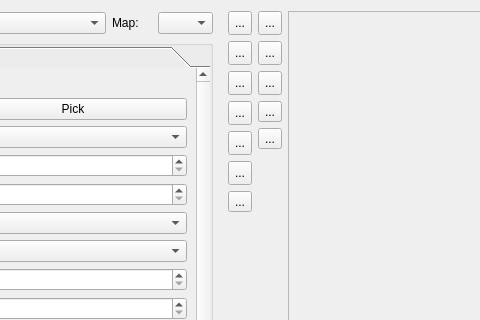
Old version of the form editor/mainwindow_tab/map_tab.ui in the repository protoman/rockbot; both pictures show x 189 to 669 and y 0 to 320 of the 1042 by 593 pixel window.
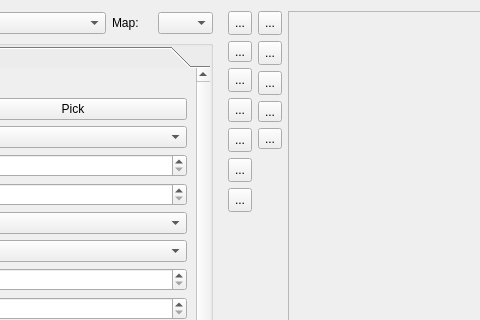
New version of the form. Icons and pictures are not drawn. Custom widgets are drawn as their Qt base class.

Patch:
```diff
--- a/editor/mainwindow_tab/map_tab.ui
+++ b/editor/mainwindow_tab/map_tab.ui
@@ -1116,6 +1116,23 @@
        </property>
       </widget>
      </item>
+     <item>
+      <widget class="QToolButton" name="addAnimTile_toolButton">
+       <property name="toolTip">
+        <string>Anim Tiles</string>
+       </property>
+       <property name="text">
+        <string>...</string>
+       </property>
+       <property name="icon">
+        <iconset resource="../resources/icons/icons.qrc">
+         <normaloff>:/toolbar_icons/games-config-background.png</normaloff>:/toolbar_icons/games-config-background.png</iconset>
+       </property>
+       <property name="checkable">
+        <bool>true</bool>
+       </property>
+      </widget>
+     </item>
      <item>
       <widget class="QToolButton" name="editNpc_button">
        <property name="minimumSize">
@@ -1139,52 +1156,6 @@
        </property>
       </widget>
      </item>
-     <item>
-      <widget class="QToolButton" name="editSetSubBoss_button">
-       <property name="minimumSize">
-        <size>
-         <width>24</width>
-         <height>24</height>
-        </size>
-       </property>
-       <property name="toolTip">
-        <string>Set Sub-Boss</string>
-       </property>
-       <property name="text">
-        <string>...</string>
-       </property>
-       <property name="icon">
-        <iconset resource="../resources/icons/icons.qrc">
-         <normaloff>:/toolbar_icons/face-angry.png</normaloff>:/toolbar_icons/face-angry.png</iconset>
-       </property>
-       <property name="checkable">
-        <bool>true</bool>
-       </property>
-      </widget>
-     </item>
-     <item>
-      <widget class="QToolButton" name="editSetBoss_button">
-       <property name="minimumSize">
-        <size>
-         <width>24</width>
-         <height>24</height>
-        </size>
-       </property>
-       <property name="toolTip">
-        <string>Set Stage Boss</string>
-       </property>
-       <property name="text">
-        <string>...</string>
-       </property>
-       <property name="icon">
-        <iconset resource="../resources/icons/icons.qrc">
-         <normaloff>:/toolbar_icons/face-devilish.png</normaloff>:/toolbar_icons/face-devilish.png</iconset>
-       </property>
-       <property name="checkable">
-        <bool>true</bool>
-       </property>
-      </widget>
-     </item>
      <item>
       <widget class="QToolButton" name="editObject_button">
        <property name="minimumSize">
@@ -1232,7 +1203,13 @@
       </widget>
      </item>
      <item>
-      <widget class="QToolButton" name="addAnimTile_toolButton">
+      <widget class="QToolButton" name="editSetSubBoss_button">
+       <property name="minimumSize">
+        <size>
+         <width>24</width>
+         <height>24</height>
+        </size>
+       </property>
        <property name="toolTip">
         <string>Anim Tiles</string>
        </property>
@@ -1241,7 +1218,30 @@
        </property>
        <property name="icon">
         <iconset resource="../resources/icons/icons.qrc">
-         <normaloff>:/toolbar_icons/games-config-background.png</normaloff>:/toolbar_icons/games-config-background.png</iconset>
+         <normaloff>:/toolbar_icons/face-angry.png</normaloff>:/toolbar_icons/face-angry.png</iconset>
+       </property>
+       <property name="checkable">
+        <bool>true</bool>
+       </property>
+      </widget>
+     </item>
+     <item>
+      <widget class="QToolButton" name="editSetBoss_button">
+       <property name="minimumSize">
+        <size>
+         <width>24</width>
+         <height>24</height>
+        </size>
+       </property>
+       <property name="toolTip">
+        <string>Set Stage Boss</string>
+       </property>
+       <property name="text">
+        <string>...</string>
+       </property>
+       <property name="icon">
+        <iconset resource="../resources/icons/icons.qrc">
+         <normaloff>:/toolbar_icons/face-devilish.png</normaloff>:/toolbar_icons/face-devilish.png</iconset>
        </property>
        <property name="checkable">
         <bool>true</bool>
```
Left out of the diff: 2 changed lines with no effect on the pictures.
